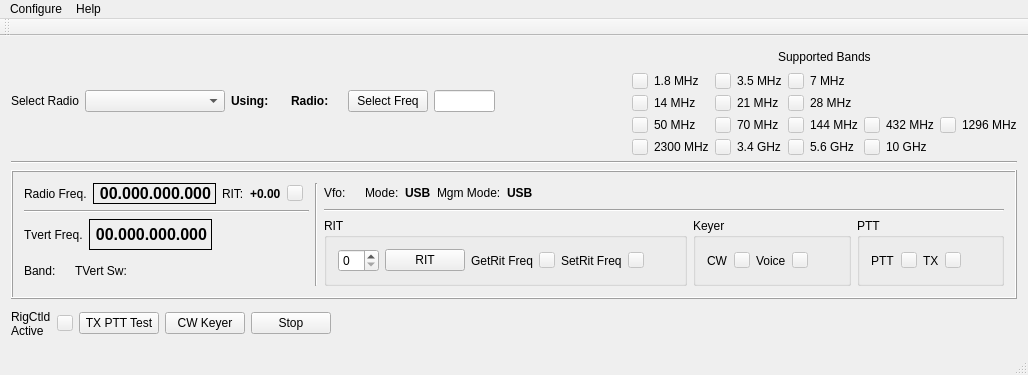
The window that mqt/MqtRigControl/rigcontrolmainwindow.ui (Rsclub22/Minos2-Mirror) describes before a commit, drawn with Qt 5.
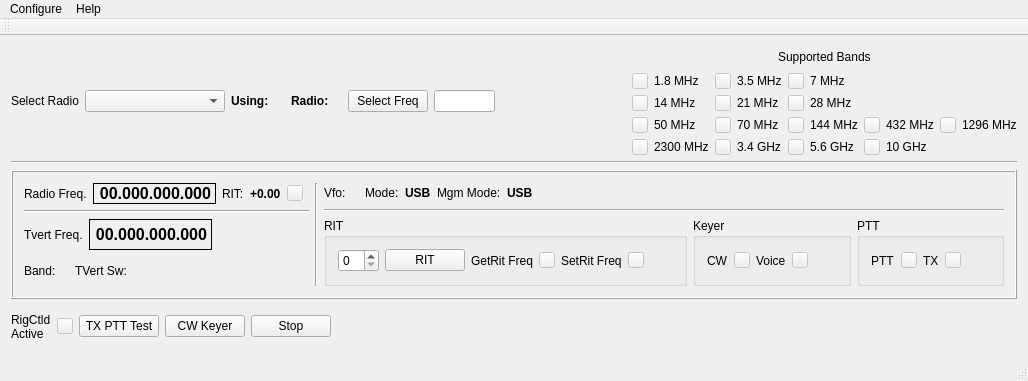
The same window after the commit. Custom widgets are drawn as their Qt base class.

Commit message: Provide a file chooser for the rigctld executable.

What changed in the file:
```diff
--- a/mqt/MqtRigControl/rigcontrolmainwindow.ui
+++ b/mqt/MqtRigControl/rigcontrolmainwindow.ui
@@ -7,7 +7,7 @@
     <x>0</x>
     <y>0</y>
     <width>1028</width>
-    <height>375</height>
+    <height>381</height>
    </rect>
   </property>
   <property name="windowTitle">
```
Left out of the diff: 8 changed lines with no effect on the pictures. The commit also changes 2 other files.
